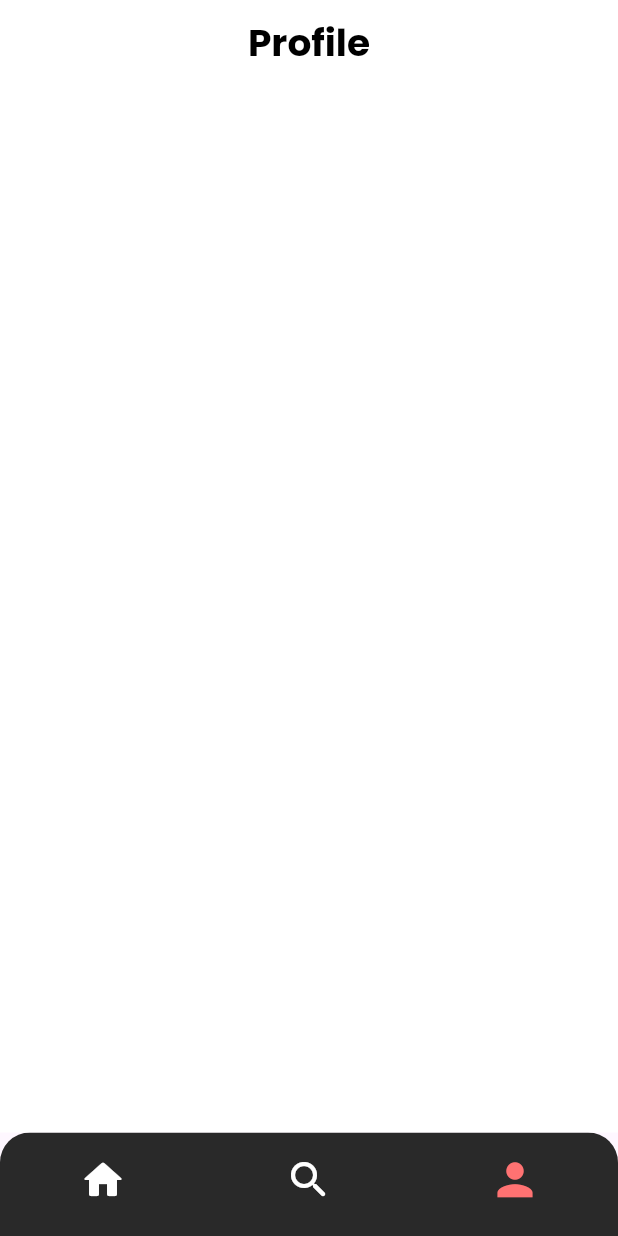
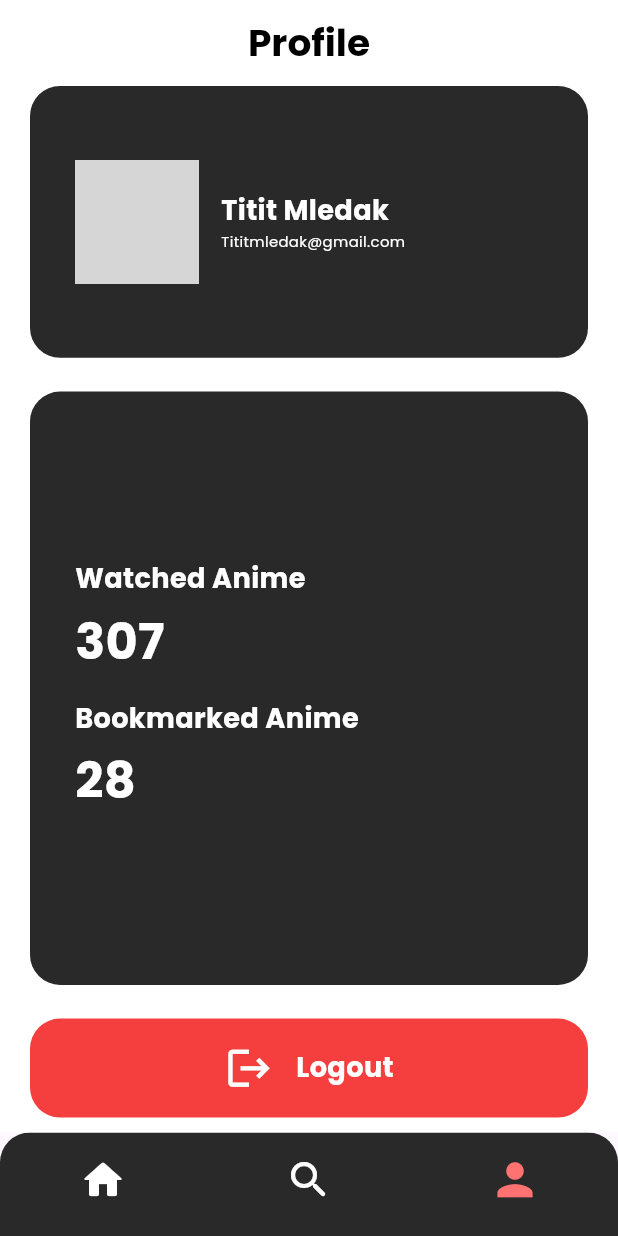
Before and after one commit to Ibnusabil43/AniHunt, a Flutter app: the screen it shows after launch, item 3 of the bottom bar chosen, on a phone screen of 412 x 824 dp. Run offline on Flutter 3.47's test engine with Material 3 defaults, Android fonts, the light colour scheme and no system bars; our stand-ins replace carousel_slider, smooth_page_indicator; grey boxes are pictures that could not be loaded.

Commit message:
gatau apa aja lupa

```diff
--- a/lib/Color/ColorConst.dart
+++ b/lib/Color/ColorConst.dart
@@ -9,3 +9,5 @@ final Color primary = HexColor.fromHex('#FFFFFF');
 final Color textDark = HexColor.fromHex('#000000');
 final Color textLight = HexColor.fromHex('#FFFFFF');
 final Color textSecondary = HexColor.fromHex('#BABABA');
+final Color logoutButton = HexColor.fromHex('#F53E3E');
+final Color textSearch = HexColor.fromHex('#747171');
--- a/lib/screens/NavigationBar/BottomNavBar.dart
+++ b/lib/screens/NavigationBar/BottomNavBar.dart
@@ -1,5 +1,6 @@
 import 'package:anihunt/Color/ColorConst.dart';
 import 'package:anihunt/screens/Profile/ProfileScreen.dart';
+import 'package:anihunt/screens/Search/SearchAnime.dart';
 import 'package:anihunt/screens/homescreen/homescreen.dart';
 import 'package:flutter/material.dart';
 
@@ -16,7 +17,7 @@ class _BottomNavbarState extends State<BottomNavbar> {
       TextStyle(fontSize: 30, fontWeight: FontWeight.bold);
   static const List<Widget> _widgetOptions = <Widget>[
     HomeScreen(),
-    HomeScreen(),
+    SearchAnime(),
     ProfileDetail()
   ];
 
--- a/lib/screens/Profile/ProfileScreen.dart
+++ b/lib/screens/Profile/ProfileScreen.dart
@@ -31,6 +31,131 @@ class _ProfileDetailState extends State<ProfileDetail> {
         ),
       ),
       backgroundColor: Colors.white,
+      body: Container(
+        padding: EdgeInsets.only(top: 1.3, right: 20, left: 20, bottom: 10),
+        child: Column(
+          mainAxisAlignment: MainAxisAlignment.spaceBetween,
+          children: [
+            Container(
+              padding: EdgeInsets.only(left: 30),
+              decoration: BoxDecoration(
+                borderRadius: BorderRadius.circular(20),
+                color: secondary,
+              ),
+              height: MediaQuery.of(context).size.height * 0.22,
+              width: MediaQuery.of(context).size.width,
+              child: Row(
+                mainAxisAlignment: MainAxisAlignment.start,
+                children: [
+                  Container(
+                    height: MediaQuery.of(context).size.height * 0.1,
+                    width: MediaQuery.of(context).size.height * 0.1,
+                    decoration: BoxDecoration(
+                      shape: BoxShape.circle,
+                      image: DecorationImage(
+                        image: AssetImage("assets/ProfilePictureTest.jpg"),
+                        fit: BoxFit.cover,
+                      ),
+                    ),
+                  ),
+                  SizedBox(
+                    width: 15,
+                  ),
+                  Column(
+                    mainAxisAlignment: MainAxisAlignment.center,
+                    crossAxisAlignment: CrossAxisAlignment.start,
+                    children: [
+                      Text("Titit Mledak",
+                          style: TextStyle(
+                              fontSize:
+                                  MediaQuery.of(context).size.height * 0.022,
+                              fontWeight: FontWeight.w600,
+                              color: Colors.white)),
+                      Text(
+                        "Tititmledak@gmail.com",
+                        style: TextStyle(
+                            fontSize:
+                                MediaQuery.of(context).size.height * 0.012,
+                            fontWeight: FontWeight.w400,
+                            color: Colors.white),
+                      ),
+                    ],
+                  )
+                ],
+              ),
+            ),
+            SizedBox(height: 5),
+            Container(
+              padding: EdgeInsets.only(left: 30),
+              decoration: BoxDecoration(
+                borderRadius: BorderRadius.circular(20),
+                color: secondary,
+              ),
+              height: MediaQuery.of(context).size.height * 0.48,
+              width: MediaQuery.of(context).size.width,
+              child: Column(
+                mainAxisAlignment: MainAxisAlignment.center,
+                crossAxisAlignment: CrossAxisAlignment.start,
+                children: [
+                  Text("Watched Anime",
+                      style: TextStyle(
+                          fontSize: MediaQuery.of(context).size.height * 0.022,
+                          fontWeight: FontWeight.w600,
+                          color: Colors.white)),
+                  SizedBox(height: 5),
+                  Text("307",
+                      style: TextStyle(
+                          fontSize: MediaQuery.of(context).size.height * 0.04,
+                          fontWeight: FontWeight.w700,
+                          color: Colors.white)),
+                  SizedBox(height: 15),
+                  Text("Bookmarked Anime",
+                      style: TextStyle(
+                          fontSize: MediaQuery.of(context).size.height * 0.022,
+                          fontWeight: FontWeight.w600,
+                          color: Colors.white)),
+                  SizedBox(height: 5),
+                  Text("28",
+                      style: TextStyle(
+                          fontSize: MediaQuery.of(context).size.height * 0.04,
+                          fontWeight: FontWeight.w700,
+                          color: Colors.white)),
+                ],
+              ),
+            ),
+            SizedBox(height: 5),
+            InkWell(
+              onTap: () {},
+              child: Container(
+                  decoration: BoxDecoration(
+                    borderRadius: BorderRadius.circular(20),
+                    color: logoutButton,
+                  ),
+                  height: MediaQuery.of(context).size.height * 0.08,
+                  width: MediaQuery.of(context).size.width,
+                  child: Row(
+                    mainAxisAlignment: MainAxisAlignment.center,
+                    children: [
+                      Icon(
+                        Icons.logout,
+                        color: Colors.white,
+                        size: MediaQuery.of(context).size.height * 0.04,
+                      ),
+                      SizedBox(
+                        width: 15,
+                      ),
+                      Text("Logout",
+                          style: TextStyle(
+                              fontSize:
+                                  MediaQuery.of(context).size.height * 0.022,
+                              fontWeight: FontWeight.w600,
+                              color: Colors.white)),
+                    ],
+                  )),
+            ),
+          ],
+        ),
+      ),
     );
   }
 }
--- a/lib/screens/homescreen/homescreen.dart
+++ b/lib/screens/homescreen/homescreen.dart
@@ -12,7 +12,6 @@ class HomeScreen extends StatefulWidget {
 }
 
 class _HomeScreenState extends State<HomeScreen> {
-  @override
   String getGreeting() {
     var hour = DateTime.now().hour;
 
@@ -51,7 +50,7 @@ class _HomeScreenState extends State<HomeScreen> {
               mainAxisAlignment: MainAxisAlignment.spaceBetween,
               children: [
                 Text(
-                  "Good $greeting !",
+                  "Good $greeting!",
                   style: TextStyle(
                     fontSize: 25,
                     fontWeight: FontWeight.w600,
```
Also changed, not shown: lib/screens/Search/SearchAnime.dart (added, +94 -0 lines).
